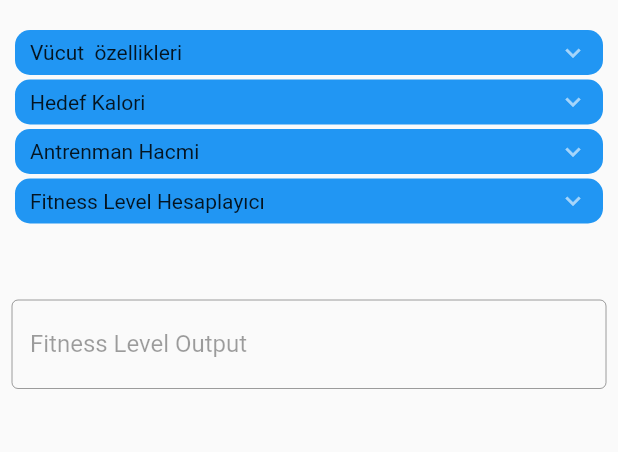
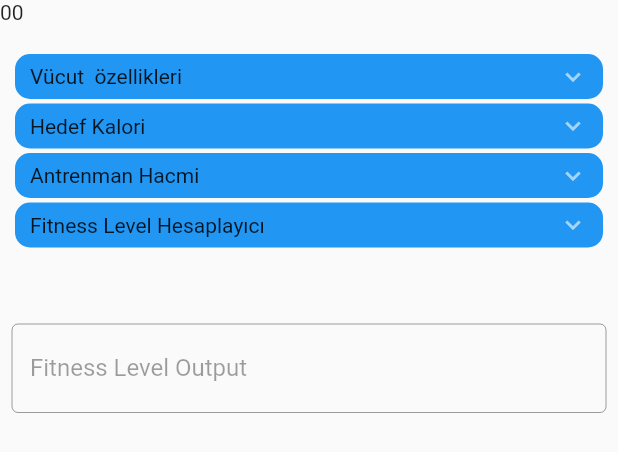
Before and after one commit to JustCodeItOrganization/Sportfit, a Flutter app: the ProfileView widget shown alone on an empty page, opened directly, on a phone screen of 412 x 824 dp. Shown: the top 452 px of the screen. Run offline on Flutter 3.47's test engine with Material 2 defaults, Android fonts, the phone set to English and light mode, and no system bars; drawn by our look-alikes of accordion; our stand-ins replace flutter_svg, google_fonts; network calls fail.

Commit message:
added state

```diff
--- a/lib/view/profile_storage.dart
+++ b/lib/view/profile_storage.dart
@@ -0,0 +1,57 @@
+import 'package:flutter/cupertino.dart';
+import 'package:path_provider/path_provider.dart';
+import 'dart:convert';
+import 'dart:async';
+import 'dart:io';
+
+class Profile extends ChangeNotifier{
+  late int weight;
+  late int height;
+
+  Profile(){
+    weight = 0;
+    height = 0;
+  }
+
+  Future<Profile> readProfileFromStorage() {
+    return ProfileStorage().readProfileFromStorage();
+  }
+
+  Profile.fromJson(Map<String, dynamic> json): weight = json['weight'], height = json['height'];
+
+  Map<String, dynamic> toJson() => {
+    'weight' : weight,
+    'height' : height,
+  };
+}
+
+class ProfileStorage{
+
+  Future<String> get _localPath async {
+    final directory = await getApplicationDocumentsDirectory();
+    return directory.path;
+  }
+
+  Future<File> get _localFile async {
+    final path = await _localPath;
+    return File('$path/data.json');
+  }
+
+  Future<File> writeProfileToStorage(Profile profile) async{
+    String json = jsonEncode(profile);
+    File file = await _localFile;
+    return file.writeAsString(json);
+  }
+
+  Future<Profile> readProfileFromStorage() async {
+    try {
+      final file = await _localFile;
+      final contents = await file.readAsString();
+      Map<String, dynamic> profileMap = jsonDecode(contents);
+      Profile profile = Profile.fromJson(profileMap);
+      return profile;
+    } catch (e) {
+      return Profile();
+    }
+  }
+}
--- a/lib/view/profile_view.dart
+++ b/lib/view/profile_view.dart
@@ -1,47 +1,41 @@
-import 'dart:async';
-import 'dart:io';
 import 'package:flutter/material.dart';
 import 'package:accordion/accordion.dart';
 import 'package:flutter_application_2/view/input_module_view.dart';
 import 'package:flutter_application_2/widgets/dropdown_button.dart';
-import 'package:path_provider/path_provider.dart';
-import 'dart:convert';
+import 'package:flutter/cupertino.dart';
+import './profile_storage.dart';
 
-class Profile {
-  final String weight;
-  final String height;
 
-  Profile(this.weight, this.height);
 
-  Profile.fromJson(Map<String, dynamic> json): weight = json['weight'], height = json['height'];
-
-  Map<String, dynamic> toJson() => {
-    'weight' : weight,
-    'height' : height,
-  };
+class ProfileView extends StatefulWidget{
+  const ProfileView({super.key});
+  @override
+  _ProfileViewState createState() => _ProfileViewState();
 }
 
-class ProfileStorage{
-  Future<String> get _localPath async {
-    final directory = await getApplicationDocumentsDirectory();
 
-    return directory.path;
+
+class _ProfileViewState extends State<ProfileView> {
+  late int weight;
+  late int height;
+  void getProfileFromStorage() async{
+    Profile profile = await Profile().readProfileFromStorage();
+    setState(() {
+      weight = profile.weight;
+      height = profile.height;
+    });
   }
 
-  Future<File> get _localFile async {
-    final path = await _localPath;
-    return File('$path/data.json');
+  _ProfileViewState(){
+    getProfileFromStorage();
   }
 
-}
-
-class ProfileView extends StatelessWidget {
-  const ProfileView({super.key});
 
   @override
   Widget build(BuildContext context) {
     return Column(
         children: [
+          Row(children: [Text(weight.toString()), Text(height.toString())]),
           Accordion(
             children: [
               AccordionSection(
@@ -112,7 +106,7 @@ class ProfileView extends StatelessWidget {
             labelText: 'Fitness Level Output',
             isEnabled: false,
           ),
-        ],
+          ],
       );
   }
 
```
